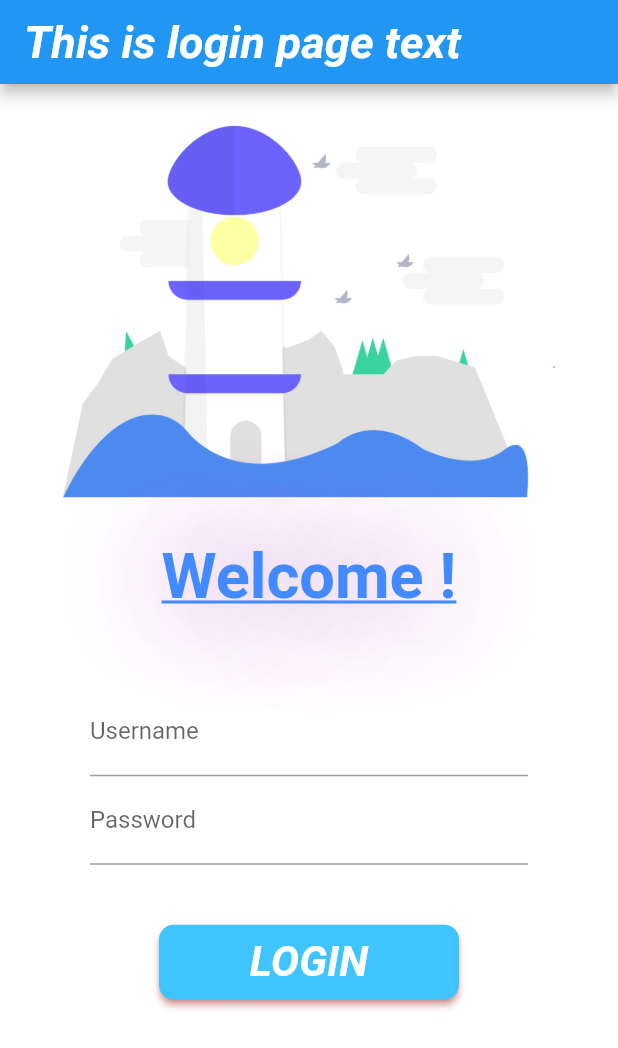
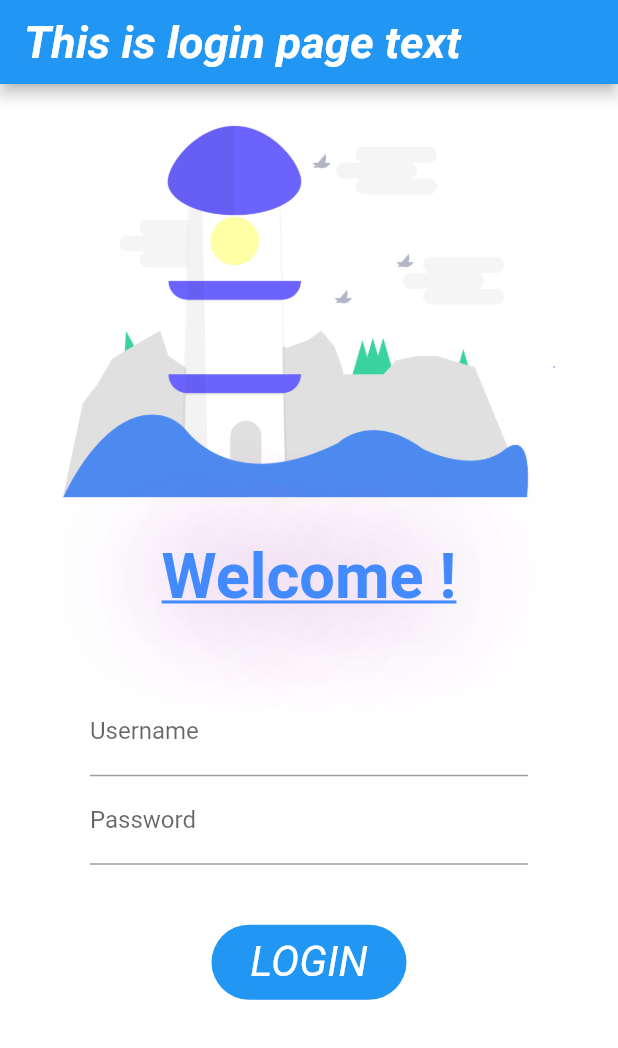
Before and after one commit to AbhiShake1/first_app_flutter, a Flutter app: the screen it shows after launch, on a phone screen of 412 x 824 dp. Shown: the top 1048 px of the screen. Run offline on Flutter 3.47's test engine with Material 2 defaults, Android fonts, the light colour scheme and no system bars.

Commit message:
animation, ripple effect with custom color, form validation, async await, stadium, circle border, InkWell

```diff
--- a/lib/page/LoginPage.dart
+++ b/lib/page/LoginPage.dart
@@ -10,6 +10,8 @@ class LoginPage extends StatefulWidget {
 class _LoginPageState extends State<LoginPage> {
   String _name = "";
   bool _animateLogin = true;
+
+  final _formKey = GlobalKey<FormState>();
 
   @override
   Widget build(BuildContext context) {
@@ -28,6 +30,8 @@ class _LoginPageState extends State<LoginPage> {
         backgroundColor: Colors.white,
         body: SingleChildScrollView(
           // wrapping in scroll view also avoids pixel/bottom overflow
+          child: Form(
+            key: _formKey,
             child: Column(
               children: [
                 Image.asset(
@@ -69,6 +73,8 @@ class _LoginPageState extends State<LoginPage> {
                             _name = v;
                             setState(() {});
                           },
+                          validator: (v) =>
+                              v!.isEmpty ? "Username can not be empty" : null,
                         ),
                       ),
                       Container(
@@ -77,6 +83,12 @@ class _LoginPageState extends State<LoginPage> {
                             labelText: "Password",
                             hintText: "Enter Password",
                           ),
+
+                          validator: (v) => v!.isEmpty
+                              ? "Username can not be empty"
+                              : v.length < 8
+                                  ? "Password must contain more than 8 letters"
+                                  : null,
                           obscureText:
                               true, // dont show typed text (show dots like password fields)
                         ),
@@ -87,29 +99,49 @@ class _LoginPageState extends State<LoginPage> {
                 SizedBox(
                   height: 20,
                 ),
-              Container(
-                child: ElevatedButton(
-                  onPressed: () {
+                Material(
+                  color: Colors.blue,
+                  borderRadius: BorderRadius.circular(_animateLogin ? 30 : 50),
+                  child: InkWell(
+                    onTap: () async {
+                      if(_formKey.currentState!.validate()){
                         setState(() => _animateLogin = false);
-                    Navigator.pushNamed(context, Routes.home);
+                        await Future.delayed(Duration(
+                          seconds: 1,
+                        ));
+                        await Navigator.pushNamed(context, Routes.home);
+                        // restore changed button props on back
+                        setState(() => _animateLogin = true);
+                      }
                     },
-                  // open home intent on top
-                  child: !_animateLogin ? Icon(Icons.done) : Text(
+                    // could remove check if we cant go back to login page with same state
+                    customBorder:
+                        _animateLogin ? StadiumBorder() : CircleBorder(),
+                    highlightColor: Colors.transparent,
+                    // size indicator during ripple
+                    splashColor: Colors.lightGreenAccent,
+                    // ripple effect color
+                    child: AnimatedContainer(
+                      duration: Duration(
+                        seconds: 1,
+                      ),
+                      width: _animateLogin ? 130 : 50,
+                      height: 50,
+                      alignment: Alignment.center,
+                      child: !_animateLogin
+                          ? Icon(
+                              Icons.done,
+                              color: Colors.white,
+                            )
+                          : Text(
                               "LOGIN",
+                              textScaleFactor: 2,
                               style: TextStyle(
-                      fontWeight: FontWeight.bold,
+                                color: Colors.white,
+                                //fontWeight: FontWeight.bold,
                                 fontStyle: FontStyle.italic,
                               ),
-                    textScaleFactor: 2,
                             ),
-                  style: TextButton.styleFrom(
-                    shape: RoundedRectangleBorder(
-                      borderRadius:
-                          BorderRadius.circular(_animateLogin ? 10 : 80), // make edges a bit rounded
-                    ),
-                    backgroundColor: Colors.lightBlueAccent,
-                    minimumSize: Size(_animateLogin ? 200 : 20, 50), //200 width, 50 height
-                    shadowColor: Colors.red,
                     ),
                   ),
                 ),
@@ -117,6 +149,7 @@ class _LoginPageState extends State<LoginPage> {
             ),
           ),
         ),
+      ),
     );
   }
 }
```
Lines whose indentation alone changed are shown as unchanged.
